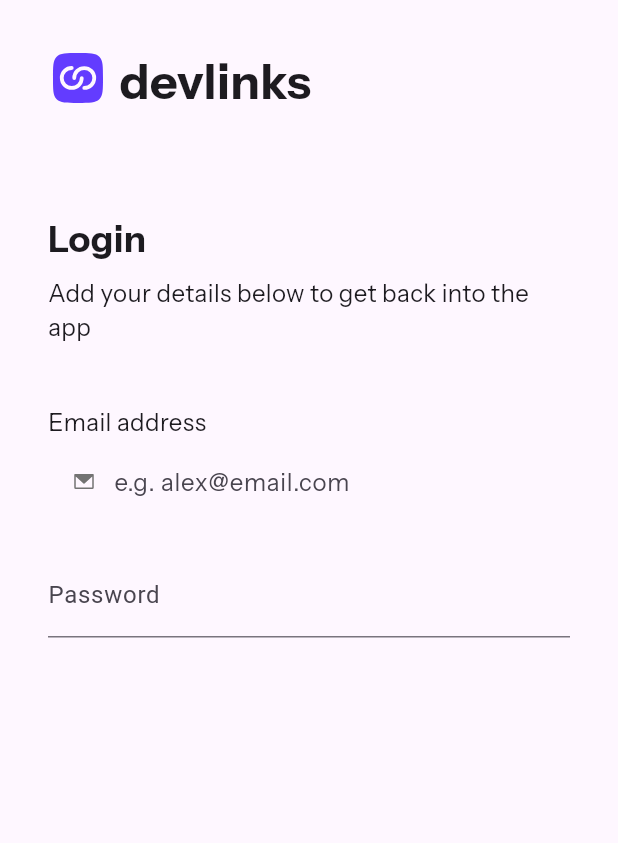
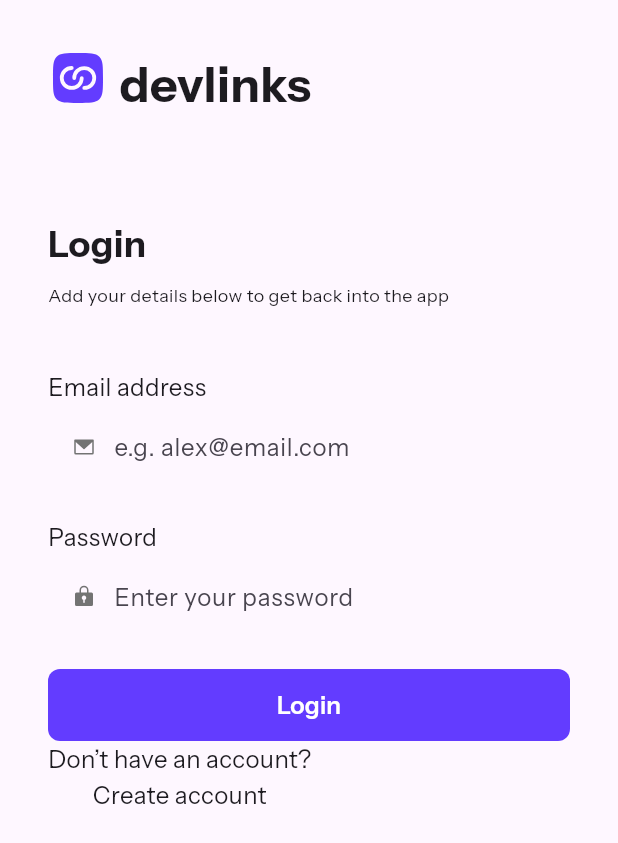
Before and after one commit to wallas938/flutter_link_sharing_app, a Flutter app: the screen it shows after launch, on a phone screen of 412 x 824 dp. Shown: the top 843 px of the screen. Run offline on Flutter 3.47's test engine with Material 3 defaults, Android fonts, the phone set to English and light mode, and no system bars; our stand-ins replace flutter_svg, google_fonts; project files that could hold a hidden picture were left out.

Commit message:
Centrer les deux derniers textes du formulaire

```diff
--- a/lib/app_constants/theme.typo.dart
+++ b/lib/app_constants/theme.typo.dart
@@ -2,20 +2,24 @@ import 'package:flutter/cupertino.dart';
 import 'package:google_fonts/google_fonts.dart';
 
 class AppTypography {
-  static TextStyle bodyS = GoogleFonts.instrumentSans(
+  static const TextStyle bodyS = TextStyle(
+      fontWeight: FontWeight.w400,
+      fontStyle: FontStyle.normal,
+      fontSize: 12,
+      height: 1.5);
+  static const TextStyle bodyM = TextStyle(
+      fontWeight: FontWeight.w400,
+      fontStyle: FontStyle.normal,
       fontSize: 16,
+      height: 1.5);
+  static const TextStyle headingS = TextStyle(
+      fontWeight: FontWeight.w600,
       fontStyle: FontStyle.normal,
-      fontWeight: FontWeight.w400);
-  static TextStyle bodyM = GoogleFonts.instrumentSans(
       fontSize: 16,
+      height: 1.5);
+  static const TextStyle headingM = TextStyle(
+      fontWeight: FontWeight.w700,
       fontStyle: FontStyle.normal,
-      fontWeight: FontWeight.w400);
-  static TextStyle headingS = GoogleFonts.instrumentSans(
-      fontSize: 16,
-      fontStyle: FontStyle.normal,
-      fontWeight: FontWeight.w600);
-  static TextStyle headingM = GoogleFonts.instrumentSans(
       fontSize: 32,
-      fontStyle: FontStyle.normal,
-      fontWeight: FontWeight.w700);
+      height: 1.5);
 }
--- a/lib/components/Login_form_widget.dart
+++ b/lib/components/Login_form_widget.dart
@@ -19,17 +19,21 @@ class _LoginFormWidget extends State<LoginFormWidget> {
     return Column(
       crossAxisAlignment: CrossAxisAlignment.start,
       children: [
-        const Text("Email address"),
+        const Text("Email address", style: AppTypography.bodyM),
         const SizedBox(height: 4),
         Row(
           children: [
-            const SizedBox(width: 16,),
+            const SizedBox(
+              width: 16,
+            ),
             SvgPicture.asset(
               'assets/images/icon-email.svg',
               height: 16,
               width: 16,
             ),
-            const SizedBox(width: 12,),
+            const SizedBox(
+              width: 12,
+            ),
             Expanded(
               child: TextFormField(
                 style: const TextStyle(
@@ -44,14 +48,79 @@ class _LoginFormWidget extends State<LoginFormWidget> {
                   hintText: "e.g. alex@email.com",
                   border: InputBorder.none,
                 ),
-            )),
+              ),
+            ),
           ],
         ),
         const SizedBox(height: 24),
-        TextFormField(
+        const Text("Password", style: AppTypography.bodyM),
+        const SizedBox(height: 4),
+        // Email Address Input
+        Row(
+          children: [
+            const SizedBox(
+              width: 16,
+            ),
+            SvgPicture.asset(
+              'assets/images/icon-password.svg',
+              height: 16,
+              width: 16,
+            ),
+            const SizedBox(
+              width: 12,
+            ),
+            Expanded(
+              child: TextFormField(
+                obscureText: true,
+                style: const TextStyle(
+                  fontWeight: FontWeight.w400,
+                  fontStyle: FontStyle.normal,
+                  fontSize: 16,
+                  fontFamily: "Instrument Sans",
+                  color: AppColors.darkGrey,
+                ),
                 controller: passwordController,
                 decoration: const InputDecoration(
-              labelText: "Password", hintText: "Enter your password"),
+                  hintText: "Enter your password",
+                  border: InputBorder.none,
+                ),
+              ),
+            ),
+          ],
+        ), // PASSWORD_INPUT
+        const SizedBox(
+          height: 24,
+        ),
+        Container(
+          width: double.infinity,
+          decoration: BoxDecoration(
+              color: AppColors.purple,
+              borderRadius: BorderRadius.circular(8.0)),
+          child: Row(
+            mainAxisAlignment: MainAxisAlignment.center,
+            mainAxisSize: MainAxisSize.max,
+            children: [
+              TextButton(
+                  onPressed: () {},
+                  child: const Text(
+                    "Login",
+                    style: TextStyle(
+                        color: Colors.white,
+                        fontWeight: FontWeight.w600,
+                        fontStyle: FontStyle.normal,
+                        fontSize: 16,
+                        height: 1.5),
+                  ))
+            ],
+          ),
+        ), // LOGIN_BUTTON
+        const Column(
+          crossAxisAlignment: CrossAxisAlignment.center,
+          mainAxisAlignment: MainAxisAlignment.center,
+          children: [
+            Text("Don’t have an account?"),
+            Text("Create account"),
+          ],
         )
       ],
     );
--- a/lib/main.dart
+++ b/lib/main.dart
@@ -18,11 +18,13 @@ class MyApp extends StatelessWidget {
     return MaterialApp(
       title: 'Link Sharing App',
       theme: ThemeData(
-          textTheme: TextTheme(
-              bodySmall: AppTypography.bodyS,
-              bodyMedium: AppTypography.bodyM,
-              headlineSmall: AppTypography.headingS,
-              headlineMedium: AppTypography.headingM)),
+          textTheme: const TextTheme(
+            bodySmall: AppTypography.bodyS,
+            bodyMedium: AppTypography.bodyM,
+            headlineSmall: AppTypography.headingS,
+            headlineMedium: AppTypography.headingM,
+          ),
+          fontFamily: "Instrument Sans"),
       home: const LoginScreen(),
     );
   }
@@ -50,6 +52,7 @@ class _LoginScreenState extends State<LoginScreen> {
         alignment: Alignment.topLeft,
         padding: const EdgeInsets.all(32.0),
         child: Column(
+          crossAxisAlignment: CrossAxisAlignment.start,
           children: [
             Row(
               mainAxisAlignment: MainAxisAlignment.start,
@@ -60,7 +63,7 @@ class _LoginScreenState extends State<LoginScreen> {
                   height: 40,
                 ),
                 const SizedBox(width: 7.5),
-                Text("devlinks", style: AppTypography.headingM)
+                const Text("devlinks", style: AppTypography.headingM)
               ],
             ),
             const SizedBox(
@@ -78,7 +81,7 @@ class _LoginScreenState extends State<LoginScreen> {
                   ),
                 ),
                 const SizedBox(height: 8),
-                Text(
+                const Text(
                   "Add your details below to get back into the app",
                   style: AppTypography.bodyS,
                 )
```
Also changed, not shown: pubspec.yaml (+4 -6 lines). Lines whose indentation alone changed are shown as unchanged.
